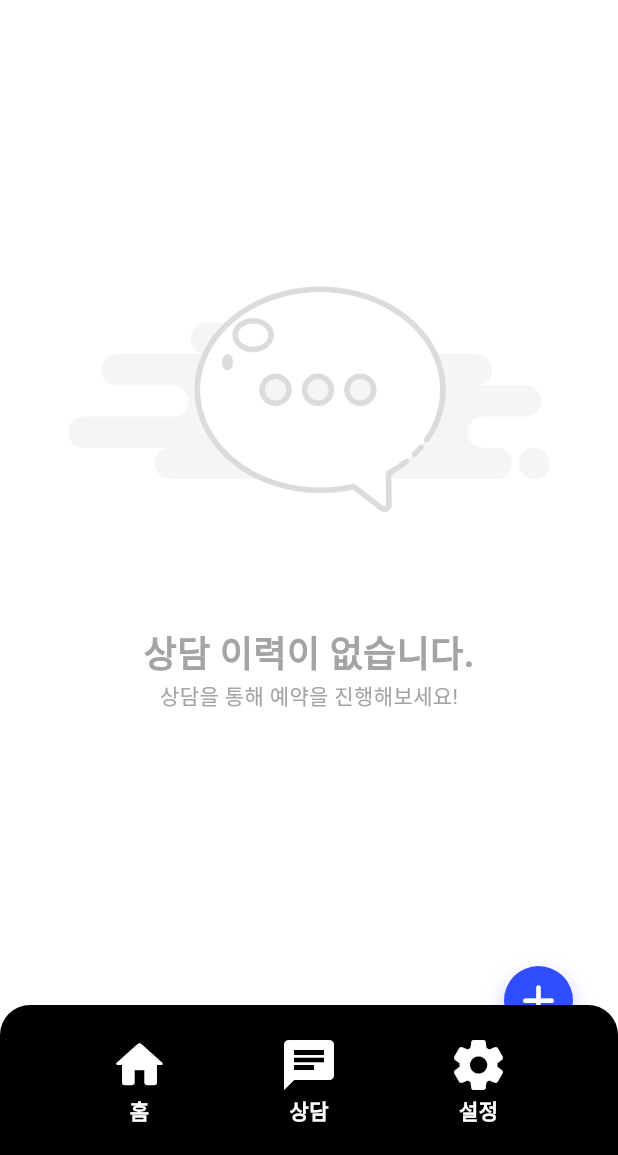
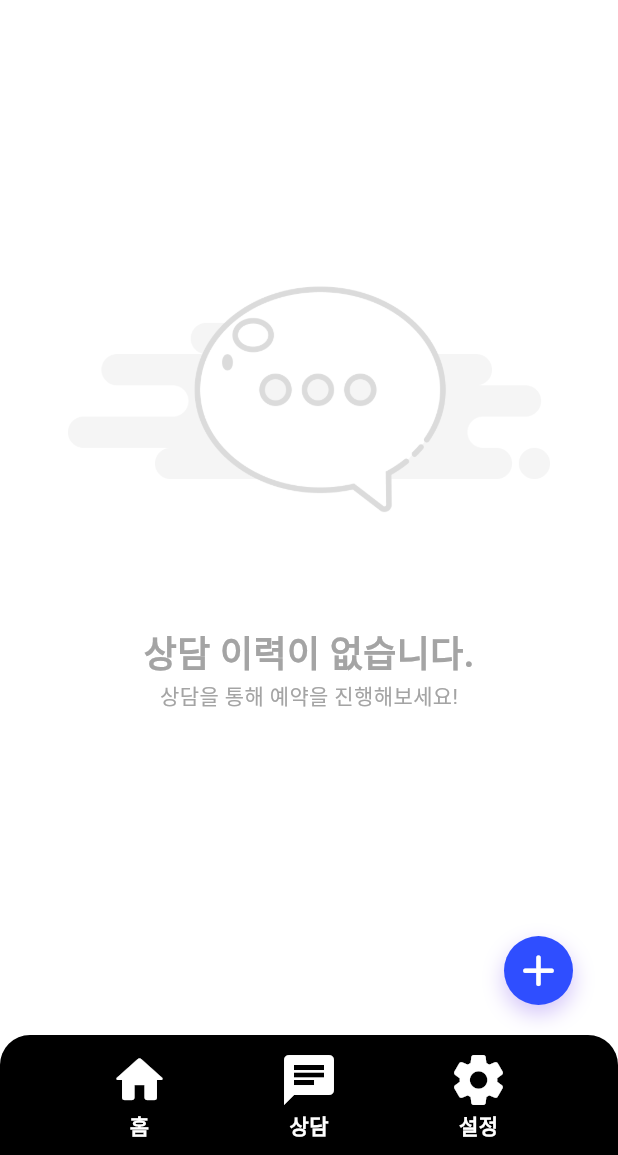
Before and after one commit to Nahhh-j/GenerEase, a Flutter app: the BaseScreen screen opened by its route, item 2 of the bottom bar chosen, on a phone screen of 412 x 824 dp, the part 81-1236 px from its top. Run offline on Flutter 3.47's test engine with Material 3 defaults, Android fonts, the phone set to English and light mode, and no system bars; our stand-ins replace contacts_service, flutter_local_notifications, fluttertoast, get, permission_handler.

Commit message:
pixel2 오버플로우 수정

```diff
--- a/lib/app/ui/screen/base_screen.dart
+++ b/lib/app/ui/screen/base_screen.dart
@@ -38,7 +38,7 @@ class BaseScreen extends GetView<AppPageController> {
           Obx(() => page()),
           Container(
             width: Get.width,
-            height: 100,
+            height: 80,
             // padding: const EdgeInsets.only(bottom: 20),
             decoration: const BoxDecoration(
               color: Colors.black,
--- a/lib/app/ui/screen/consulting_detail_screen.dart
+++ b/lib/app/ui/screen/consulting_detail_screen.dart
@@ -44,7 +44,7 @@ class _ConsultingDetailScreenState extends State<ConsultingDetailScreen> {
       builder: (context) {
         return Container(
           width: Get.width,
-          height: Get.height - 300,
+          height: Get.height * 3 / 4,
           padding: const EdgeInsets.only(
             top: 20,
             bottom: 20,
--- a/lib/app/ui/screen/history_screen.dart
+++ b/lib/app/ui/screen/history_screen.dart
@@ -53,7 +53,7 @@ class HistoryScreen extends StatelessWidget {
             ),
             Positioned(
               right: 10,
-              bottom: 80,
+              bottom: 100,
               child: Container(
                 width: 46,
                 height: 46,
--- a/lib/app/ui/screen/schedule_screen.dart
+++ b/lib/app/ui/screen/schedule_screen.dart
@@ -13,6 +13,7 @@ class ScheduleScreen extends StatelessWidget {
         padding: const EdgeInsets.only(
           left: 20,
           right: 20,
+          top: 20,
         ),
         child: SafeArea(
           child: Column(
@@ -161,8 +162,9 @@ class ScheduleScreen extends StatelessWidget {
                       ],
                     ),
                   ),
-                  const SizedBox(height: 20,),
-
+                  const SizedBox(
+                    height: 20,
+                  ),
                 ],
               ),
             ],
```
Also changed, not shown: lib/app/ui/screen/consulting_screen.dart (+8 -0 lines), lib/app/ui/screen/settings/settings_screen.dart (+6 -1 lines).
